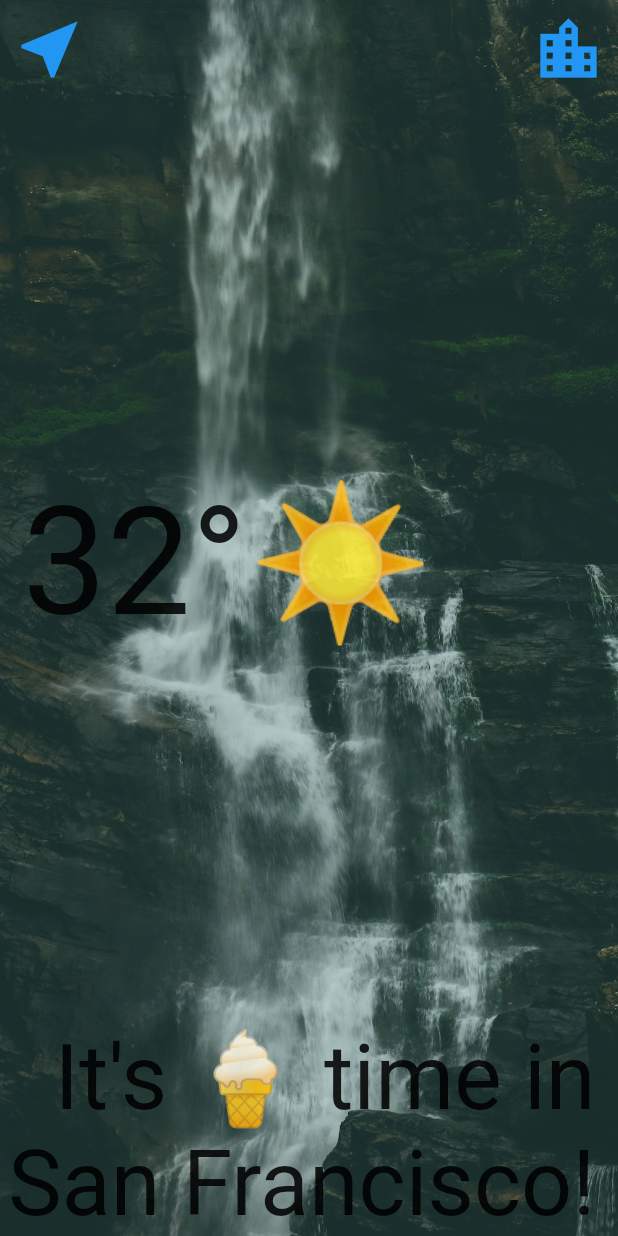
After one commit to vutfiq01/mi_flash_card, a Flutter app: the WeatherLocationScreen screen opened directly, on a phone screen of 412 x 824 dp. The commit adds this screen. Run offline on Flutter 3.47's test engine with Material 2 defaults, Android fonts, the phone set to English and light mode, and no system bars; our stand-ins replace audioplayers, font_awesome_flutter, rflutter_alert; Roboto replaces fonts that are missing (Spartan MB).

Commit message:
weatherapp initialized

```diff
--- /dev/null
+++ b/lib/myWeatherApp/weatherScreens/weather_location_screen.dart
@@ -0,0 +1,78 @@
+import 'package:flutter/material.dart';
+import '../weatherUtilities/weather_constants.dart';
+
+class WeatherLocationScreen extends StatefulWidget {
+  const WeatherLocationScreen({super.key});
+
+  @override
+  State<WeatherLocationScreen> createState() => _WeatherLocationScreenState();
+}
+
+class _WeatherLocationScreenState extends State<WeatherLocationScreen> {
+  @override
+  Widget build(BuildContext context) {
+    return Scaffold(
+      body: Container(
+        decoration: BoxDecoration(
+          image: DecorationImage(
+            image: const AssetImage('images/weather_location_background.jpg'),
+            fit: BoxFit.cover,
+            colorFilter: ColorFilter.mode(
+                Colors.white.withOpacity(0.8), BlendMode.dstATop),
+          ),
+        ),
+        constraints: const BoxConstraints.expand(),
+        child: SafeArea(
+          child: Column(
+            mainAxisAlignment: MainAxisAlignment.spaceBetween,
+            crossAxisAlignment: CrossAxisAlignment.stretch,
+            children: <Widget>[
+              Row(
+                mainAxisAlignment: MainAxisAlignment.spaceBetween,
+                children: <Widget>[
+                  TextButton(
+                    onPressed: () {},
+                    child: const Icon(
+                      Icons.near_me,
+                      size: 50.0,
+                    ),
+                  ),
+                  TextButton(
+                    onPressed: () {},
+                    child: const Icon(
+                      Icons.location_city,
+                      size: 50.0,
+                    ),
+                  ),
+                ],
+              ),
+              const Padding(
+                padding: EdgeInsets.only(left: 15.0),
+                child: Row(
+                  children: <Widget>[
+                    Text(
+                      '32°',
+                      style: kTempTextStyle,
+                    ),
+                    Text(
+                      '☀️',
+                      style: kConditionTextStyle,
+                    ),
+                  ],
+                ),
+              ),
+              const Padding(
+                padding: EdgeInsets.only(right: 15.0),
+                child: Text(
+                  "It's 🍦 time in San Francisco!",
+                  textAlign: TextAlign.right,
+                  style: kMessageTextStyle,
+                ),
+              ),
+            ],
+          ),
+        ),
+      ),
+    );
+  }
+}
--- /dev/null
+++ b/lib/myWeatherApp/weatherUtilities/weather_constants.dart
@@ -0,0 +1,20 @@
+import 'package:flutter/material.dart';
+
+const kTempTextStyle = TextStyle(
+  fontFamily: 'Spartan MB',
+  fontSize: 100.0,
+);
+
+const kMessageTextStyle = TextStyle(
+  fontFamily: 'Spartan MB',
+  fontSize: 60.0,
+);
+
+const kButtonTextStyle = TextStyle(
+  fontSize: 30.0,
+  fontFamily: 'Spartan MB',
+);
+
+const kConditionTextStyle = TextStyle(
+  fontSize: 100.0,
+);
--- a/pubspec.yaml
+++ b/pubspec.yaml
@@ -39,3 +39,6 @@ flutter:
     - family: FrederickatheGreat
       fonts:
         - asset: fonts/FrederickatheGreat-Regular.ttf
+    - family: SpartanMB
+      fonts:
+        - asset: fonts/SpartanMB-Black.otf
```
Also changed, not shown: lib/myWeatherApp/weatherScreens/weather_city_screen.dart (added, +51 -0 lines), lib/myWeatherApp/weatherScreens/weather_loading_screen.dart (added, +22 -0 lines), lib/myWeatherApp/weatherServices/weather_weather.dart (added, +33 -0 lines), lib/widget/navigation_drawer.dart (+7 -0 lines), fonts/SpartanMB-Black.otf (added), images/weather_city_background.jpg (added), images/weather_location_background.jpg (added), lib/myWeatherApp/weatherServices/weather_location.dart (added), lib/myWeatherApp/weatherServices/weather_networking.dart (added).
